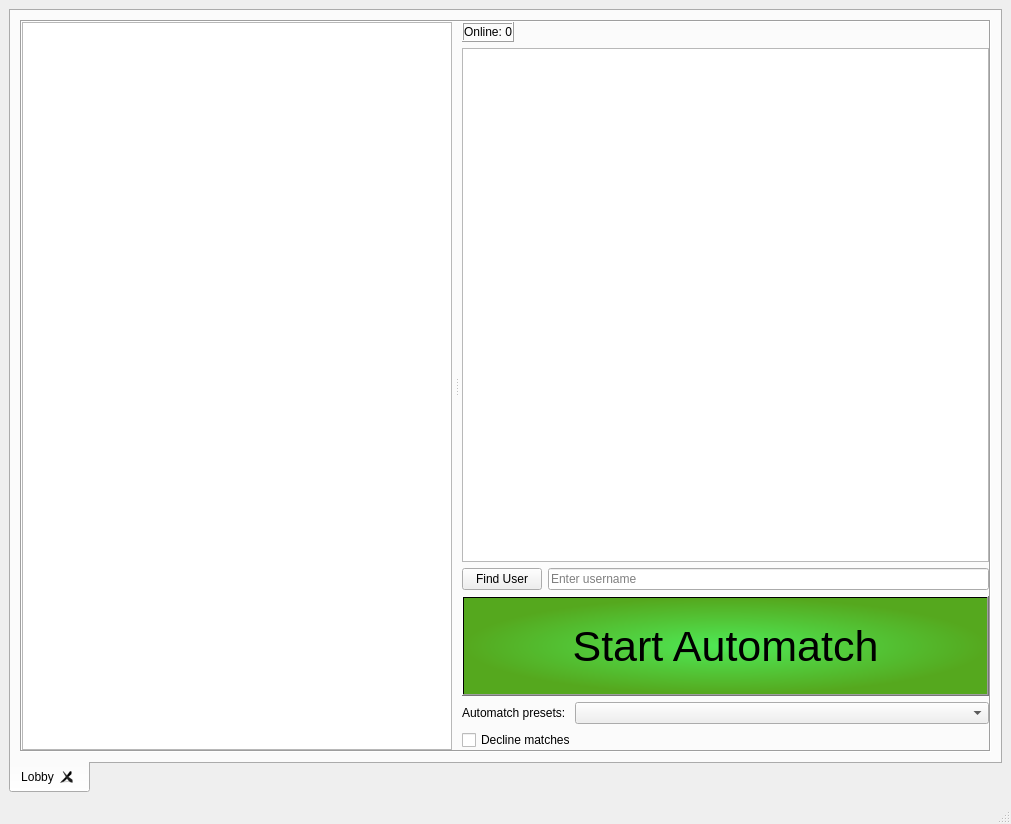
First picture: the form in mainwindow.ui, repository openfoxwq/openfoxwq_qtclient, before the edit.
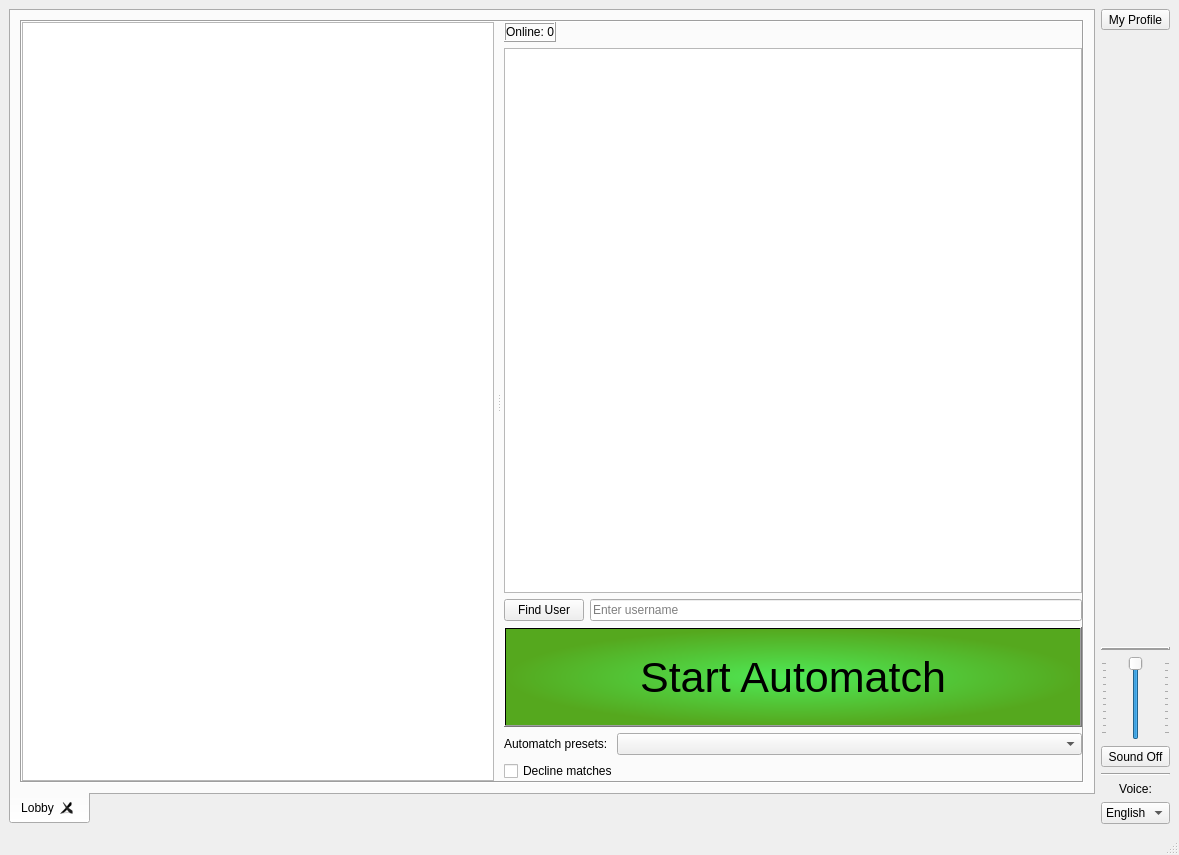
Second picture: the form after the edit. Icons and pictures are not drawn.

Commit message: Add minimal sound settings

Diff of the .ui file:
```diff
--- a/mainwindow.ui
+++ b/mainwindow.ui
@@ -6,8 +6,8 @@
    <rect>
     <x>0</x>
     <y>0</y>
-    <width>1011</width>
-    <height>824</height>
+    <width>1179</width>
+    <height>855</height>
    </rect>
   </property>
   <property name="windowTitle">
@@ -159,6 +159,16 @@
                 <property name="text">
                  <string>Find User</string>
                 </property>
+                <property name="icon">
+                 <iconset resource="resources.qrc">
+                  <normaloff>:/assets/menu/account_search.svg</normaloff>:/assets/menu/account_search.svg</iconset>
+                </property>
+                <property name="iconSize">
+                 <size>
+                  <width>16</width>
+                  <height>16</height>
+                 </size>
+                </property>
                </widget>
               </item>
               <item>
@@ -196,6 +206,16 @@
                 <property name="text">
                  <string>Start Automatch</string>
                 </property>
+                <property name="icon">
+                 <iconset resource="resources.qrc">
+                  <normaloff>:/assets/menu/swords.svg</normaloff>:/assets/menu/swords.svg</iconset>
+                </property>
+                <property name="iconSize">
+                 <size>
+                  <width>32</width>
+                  <height>32</height>
+                 </size>
+                </property>
                 <property name="checkable">
                  <bool>true</bool>
                 </property>
@@ -242,6 +262,182 @@
       </widget>
      </widget>
     </item>
+    <item row="0" column="2">
+     <layout class="QVBoxLayout" name="verticalLayout_3">
+      <item>
+       <widget class="QToolButton" name="myProfileButton">
+        <property name="sizePolicy">
+         <sizepolicy hsizetype="Minimum" vsizetype="Minimum">
+          <horstretch>0</horstretch>
+          <verstretch>0</verstretch>
+         </sizepolicy>
+        </property>
+        <property name="text">
+         <string>My Profile</string>
+        </property>
+        <property name="icon">
+         <iconset resource="resources.qrc">
+          <normaloff>:/assets/menu/account.svg</normaloff>:/assets/menu/account.svg</iconset>
+        </property>
+        <property name="iconSize">
+         <size>
+          <width>32</width>
+          <height>32</height>
+         </size>
+        </property>
+        <property name="toolButtonStyle">
+         <enum>Qt::ToolButtonTextUnderIcon</enum>
+        </property>
+       </widget>
+      </item>
+      <item>
+       <spacer name="verticalSpacer">
+        <property name="orientation">
+         <enum>Qt::Vertical</enum>
+        </property>
+        <property name="sizeHint" stdset="0">
+         <size>
+          <width>20</width>
+          <height>40</height>
+         </size>
+        </property>
+       </spacer>
+      </item>
+      <item>
+       <widget class="Line" name="line">
+        <property name="frameShadow">
+         <enum>QFrame::Raised</enum>
+        </property>
+        <property name="lineWidth">
+         <number>2</number>
+        </property>
+        <property name="midLineWidth">
+         <number>0</number>
+        </property>
+        <property name="orientation">
+         <enum>Qt::Horizontal</enum>
+        </property>
+       </widget>
+      </item>
+      <item>
+       <widget class="QSlider" name="volumeSlider">
+        <property name="sizePolicy">
+         <sizepolicy hsizetype="Minimum" vsizetype="Minimum">
+          <horstretch>0</horstretch>
+          <verstretch>0</verstretch>
+         </sizepolicy>
+        </property>
+        <property name="maximum">
+         <number>100</number>
+        </property>
+        <property name="value">
+         <number>100</number>
+        </property>
+        <property name="orientation">
+         <enum>Qt::Vertical</enum>
+        </property>
+        <property name="invertedAppearance">
+         <bool>false</bool>
+        </property>
+        <property name="tickPosition">
+         <enum>QSlider::TicksBothSides</enum>
+        </property>
+       </widget>
+      </item>
+      <item>
+       <widget class="QToolButton" name="soundButton">
+        <property name="sizePolicy">
+         <sizepolicy hsizetype="Minimum" vsizetype="Minimum">
+          <horstretch>0</horstretch>
+          <verstretch>0</verstretch>
+         </sizepolicy>
+        </property>
+        <property name="text">
+         <string>Sound Off</string>
+        </property>
+        <property name="icon">
+         <iconset resource="resources.qrc">
+          <normaloff>:/assets/menu/sound_off.svg</normaloff>:/assets/menu/sound_off.svg</iconset>
+        </property>
+        <property name="iconSize">
+         <size>
+          <width>32</width>
+          <height>32</height>
+         </size>
+        </property>
+        <property name="checkable">
+         <bool>true</bool>
+        </property>
+        <property name="checked">
+         <bool>false</bool>
+        </property>
+        <property name="toolButtonStyle">
+         <enum>Qt::ToolButtonTextUnderIcon</enum>
+        </property>
+        <property name="autoRaise">
+         <bool>false</bool>
+        </property>
+       </widget>
+      </item>
+      <item>
+       <widget class="Line" name="line_2">
+        <property name="orientation">
+         <enum>Qt::Horizontal</enum>
+        </property>
+       </widget>
+      </item>
+      <item>
+       <widget class="QLabel" name="label_2">
+        <property name="text">
+         <string>Voice:</string>
+        </property>
+        <property name="alignment">
+         <set>Qt::AlignCenter</set>
+        </property>
+       </widget>
+      </item>
+      <item>
+       <widget class="QComboBox" name="voiceLangComboBox">
+        <property name="sizePolicy">
+         <sizepolicy hsizetype="Minimum" vsizetype="Minimum">
+          <horstretch>0</horstretch>
+          <verstretch>0</verstretch>
+         </sizepolicy>
+        </property>
+        <property name="currentText">
+         <string>English</string>
+        </property>
+        <property name="currentIndex">
+         <number>0</number>
+        </property>
+        <property name="maxVisibleItems">
+         <number>5</number>
+        </property>
+        <property name="sizeAdjustPolicy">
+         <enum>QComboBox::AdjustToMinimumContentsLength</enum>
+        </property>
+        <property name="frame">
+         <bool>true</bool>
+        </property>
+        <item>
+         <property name="text">
+          <string>English</string>
+         </property>
+        </item>
+        <item>
+         <property name="text">
+          <string>한국어</string>
+         </property>
+        </item>
+        <item>
+         <property name="text">
+          <string>日本語</string>
+         </property>
+        </item>
+       </widget>
+      </item>
+     </layout>
+    </item>
    </layout>
   </widget>
   <widget class="QStatusBar" name="statusbar"/>
```
Left out of the diff: 7 changed lines with no effect on the pictures. The commit also changes 22 other files.
